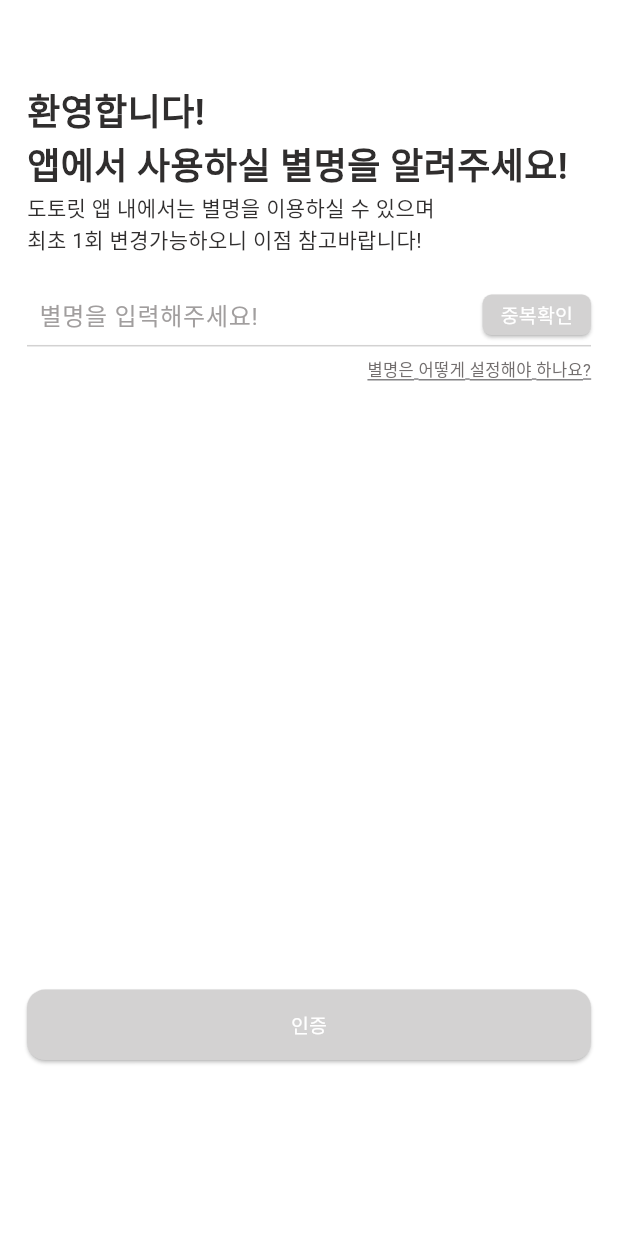
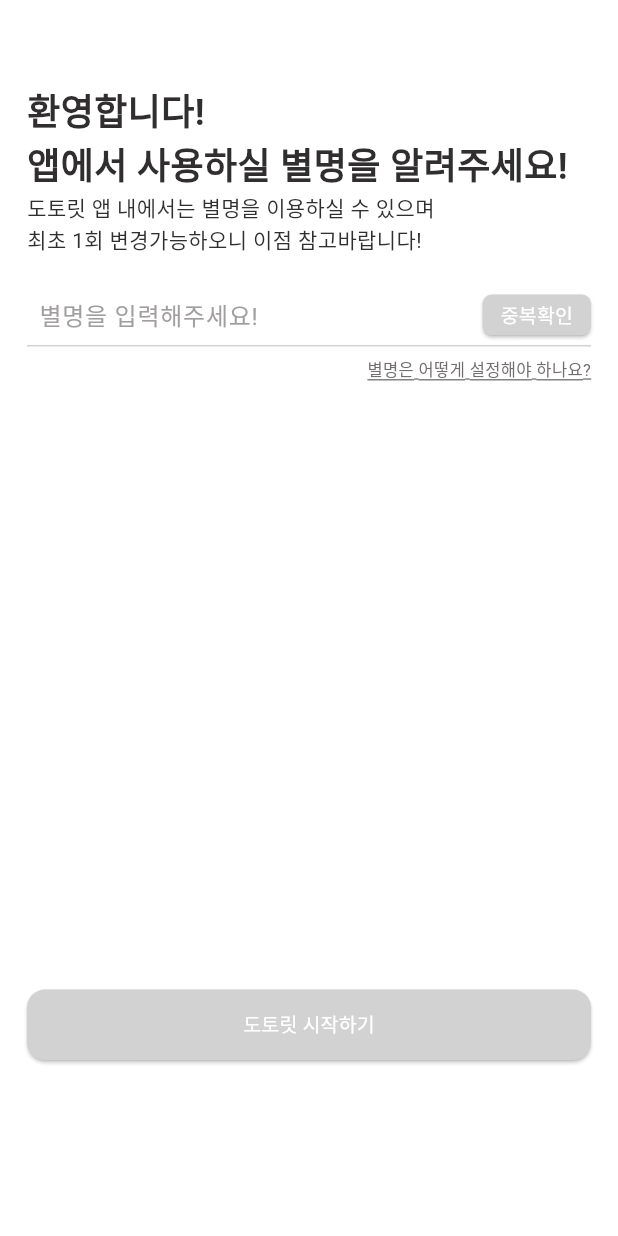
Before and after one commit to DangMooG/dangmoog-front, a Flutter app: the NicknamePage screen opened directly, on a phone screen of 412 x 824 dp. Run offline on Flutter 3.47's test engine with Material 3 defaults, Android fonts, the phone set to English and light mode, and no system bars; our stand-ins replace cached_network_image, carousel_slider, dio, dropdown_button2, firebase_core, flutter_secure_storage and 2 more; missing offline and left inert: keyboard_height_plugin; accounts and stored records are empty; Roboto replaces fonts that are missing (Pretendard); project files that could hold a hidden picture were left out.

Commit message:
Chore: fix bottom button text
- 닉네임 설정 페이지 하단 버튼 텍스트를 피그마 디자인대로 수정

```diff
--- a/dangmoog/lib/screens/auth/nickname.dart
+++ b/dangmoog/lib/screens/auth/nickname.dart
@@ -147,7 +147,7 @@ class _NicknamePageState extends State<NicknamePage> {
                                   nickNameSubmit();
                                 }
                               : () {},
-                          buttonText: '인증',
+                          buttonText: '도토릿 시작하기',
                           isActive: _isChecked ? true : false,
                         ),
                       ],
@@ -325,7 +325,6 @@ class _NicknamePageState extends State<NicknamePage> {
     );
   }
 
-  // 인증번호가 오지 않을 때 안내사항
   Widget nicknameHelpMsg() {
     Widget textCell(String text) {
       return Padding(
--- a/dangmoog/lib/screens/auth/profile.dart
+++ b/dangmoog/lib/screens/auth/profile.dart
@@ -458,7 +458,6 @@ Widget addPhotoButtonPopUp(Size screenSize, IconData icon, String text,
   );
 }
 
-// 인증번호가 오지 않을 때 안내사항
 Widget profileHelpMsg() {
   Widget textCell(String text) {
     return Padding(
```
